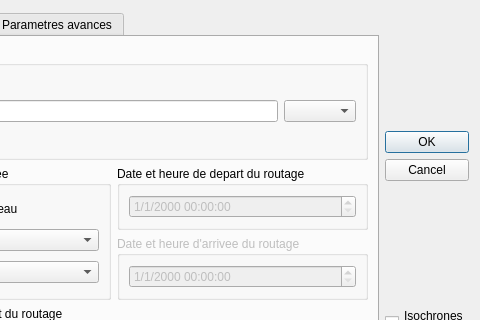
The window that src/Ui/Routage_Editor.ui (nohal/qtVlm) describes before a commit, drawn with Qt 5; both pictures show x 163 to 643 and y 0 to 320 of the 643 by 689 pixel window.
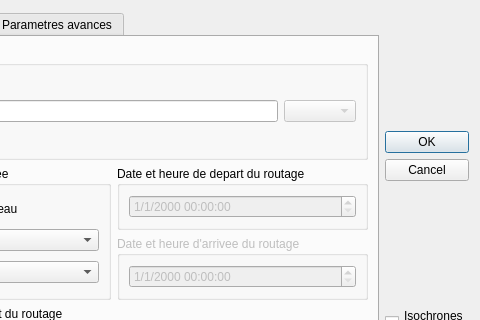
The same window after the commit.

What changed in the file:
```diff
--- a/src/Ui/Routage_Editor.ui
+++ b/src/Ui/Routage_Editor.ui
@@ -7,7 +7,7 @@
     <x>0</x>
     <y>0</y>
     <width>643</width>
-    <height>655</height>
+    <height>662</height>
    </rect>
   </property>
   <property name="sizePolicy">
@@ -125,7 +125,11 @@
            <widget class="QLineEdit" name="editName"/>
           </item>
           <item>
-           <widget class="QComboBox" name="editBoat"/>
+           <widget class="QComboBox" name="editBoat">
+            <property name="enabled">
+             <bool>false</bool>
+            </property>
+           </widget>
           </item>
          </layout>
         </widget>
```
